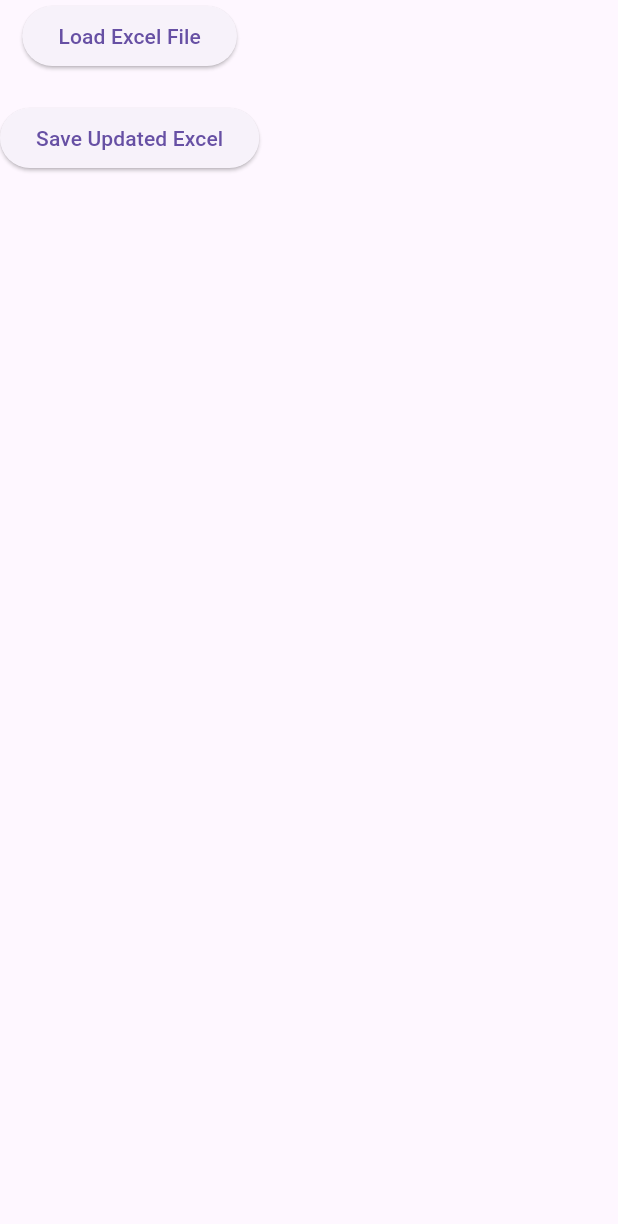
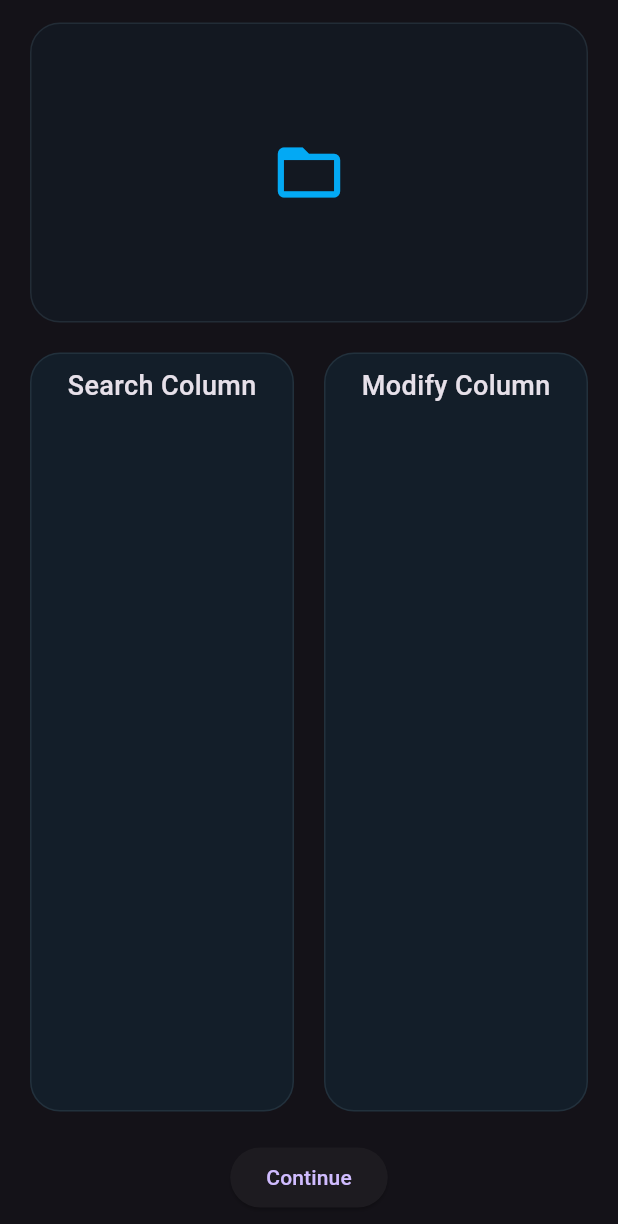
Before and after one commit to ZaynMeledath/zy_excel, a Flutter app: the screen it shows after launch, on a phone screen of 412 x 824 dp. Shown: the top 1224 px of the screen. Run offline on Flutter 3.47's test engine with Material 3 defaults, Android fonts, the phone set to English and light mode, and no system bars; our stand-ins replace file_picker, get; missing offline and left inert: excel.

Commit message:
home screen done

```diff
--- a/lib/main.dart
+++ b/lib/main.dart
@@ -1,5 +1,6 @@
 import 'package:flutter/material.dart';
 import 'package:zy_excel/screens/home_screen.dart';
+import 'package:zy_excel/utils/screen_size.dart';
 
 void main() {
   runApp(const MainApp());
@@ -10,6 +11,15 @@ class MainApp extends StatelessWidget {
 
   @override
   Widget build(BuildContext context) {
-    return const MaterialApp(home: HomeScreen());
+    return MaterialApp(
+      theme: ThemeData.dark(),
+      debugShowCheckedModeBanner: false,
+      home: LayoutBuilder(
+        builder: (context, constraints) {
+          getInitialScreenSize(context: context);
+          return HomeScreen();
+        },
+      ),
+    );
   }
 }
--- a/lib/screens/home_screen.dart
+++ b/lib/screens/home_screen.dart
@@ -1,4 +1,7 @@
 import 'package:flutter/material.dart';
+import 'package:get/get.dart';
+import 'package:zy_excel/controllers/excel_controller.dart';
+import 'package:zy_excel/utils/screen_size.dart';
 
 class HomeScreen extends StatefulWidget {
   const HomeScreen({super.key});
@@ -8,14 +11,128 @@ class HomeScreen extends StatefulWidget {
 }
 
 class _HomeScreenState extends State<HomeScreen> {
+  final excelController = Get.put(ExcelController());
   @override
   Widget build(BuildContext context) {
     return Scaffold(
-      body: Column(
+      body: Padding(
+        padding: const EdgeInsets.symmetric(horizontal: 20, vertical: 15),
+        child: Center(
+          child: Column(
+            spacing: 20,
+            children: [
+              _buildFilePickerContainer(),
+
+              Obx(
+                () => Expanded(
+                  child: Row(
+                    spacing: 20,
+                    children: [
+                      Expanded(
+                        child: _buildSearchOrModifyColsContainer(
+                          title: 'Search Column',
+                          map: excelController.searchColsMapObs,
+                          selectOrUnselectCol:
+                              excelController.selectOrUnselectSearchCol,
+                        ),
+                      ),
+
+                      Expanded(
+                        child: _buildSearchOrModifyColsContainer(
+                          title: 'Modify Column',
+                          map: excelController.modifyColsMapObs,
+                          selectOrUnselectCol:
+                              excelController.selectOrUnselectModifyCol,
+                        ),
+                      ),
+                    ],
+                  ),
+                ),
+              ),
+              ElevatedButton(onPressed: () {}, child: Text('Continue')),
+            ],
+          ),
+        ),
+      ),
+    );
+  }
+
+  Widget _buildFilePickerContainer() {
+    return InkWell(
+      borderRadius: BorderRadius.circular(20),
+      onTap: () => excelController.loadExcel(),
+      child: Container(
+        width: 500,
+        height: 200,
+        decoration: BoxDecoration(
+          color: Colors.lightBlue.withAlpha(10),
+          borderRadius: BorderRadius.circular(20),
+          border: Border.all(color: Colors.blueGrey.withAlpha(50)),
+        ),
+        child: Center(
+          child: Icon(Icons.folder_open, size: 50, color: Colors.lightBlue),
+        ),
+      ),
+    );
+  }
+
+  Widget _buildSearchOrModifyColsContainer({
+    required String title,
+    required Map<String, bool> map,
+    required void Function({required String colKey, required bool isSelected})
+    selectOrUnselectCol,
+  }) {
+    return Container(
+      padding: EdgeInsets.symmetric(horizontal: 20),
+      decoration: BoxDecoration(
+        color: Colors.lightBlue.withAlpha(20),
+        borderRadius: BorderRadius.circular(20),
+        border: Border.all(color: Colors.blueGrey.withAlpha(50)),
+      ),
+      child: Column(
         children: [
-          ElevatedButton(onPressed: () {}, child: Text('Load Excel File')),
-          SizedBox(height: 20),
-          ElevatedButton(onPressed: () {}, child: Text('Save Updated Excel')),
+          SizedBox(height: 8),
+          Text(
+            title,
+            style: const TextStyle(fontSize: 18, fontWeight: FontWeight.w500),
+          ),
+          SizedBox(height: 10),
+          Expanded(
+            child: GridView.builder(
+              gridDelegate: SliverGridDelegateWithMaxCrossAxisExtent(
+                maxCrossAxisExtent: 50,
+                mainAxisSpacing: 10,
+                crossAxisSpacing: 20,
+              ),
+              itemCount: map.length,
+              itemBuilder: (context, index) {
+                final columnKey = map.keys.elementAt(index);
+                final isSelected = map[columnKey] ?? false;
+                return InkWell(
+                  borderRadius: BorderRadius.circular(16),
+                  onTap: () {
+                    selectOrUnselectCol(
+                      colKey: columnKey,
+                      isSelected: !isSelected,
+                    );
+                  },
+                  child: Container(
+                    decoration: BoxDecoration(
+                      color: isSelected ? Colors.green : Colors.white,
+                      borderRadius: BorderRadius.circular(16),
+                      border: Border.all(color: Colors.blueGrey.withAlpha(50)),
+                    ),
+                    child: Center(
+                      child: Text(
+                        columnKey,
+                        style: TextStyle(color: Colors.black, fontSize: 14),
+                      ),
+                    ),
+                  ),
+                );
+              },
+            ),
+          ),
         ],
       ),
     );
--- a/pubspec.yaml
+++ b/pubspec.yaml
@@ -11,6 +11,7 @@ dependencies:
     sdk: flutter
   excel: ^4.0.6
   file_picker: ^10.3.10
+  get: ^4.7.3
 
 dev_dependencies:
   flutter_test:
```
Also changed, not shown: lib/controllers/excel_controller.dart (added, +66 -0 lines), lib/repositories/excel_repository.dart (added, +24 -0 lines), lib/utils/screen_size.dart (added, +20 -0 lines), pubspec.lock.
